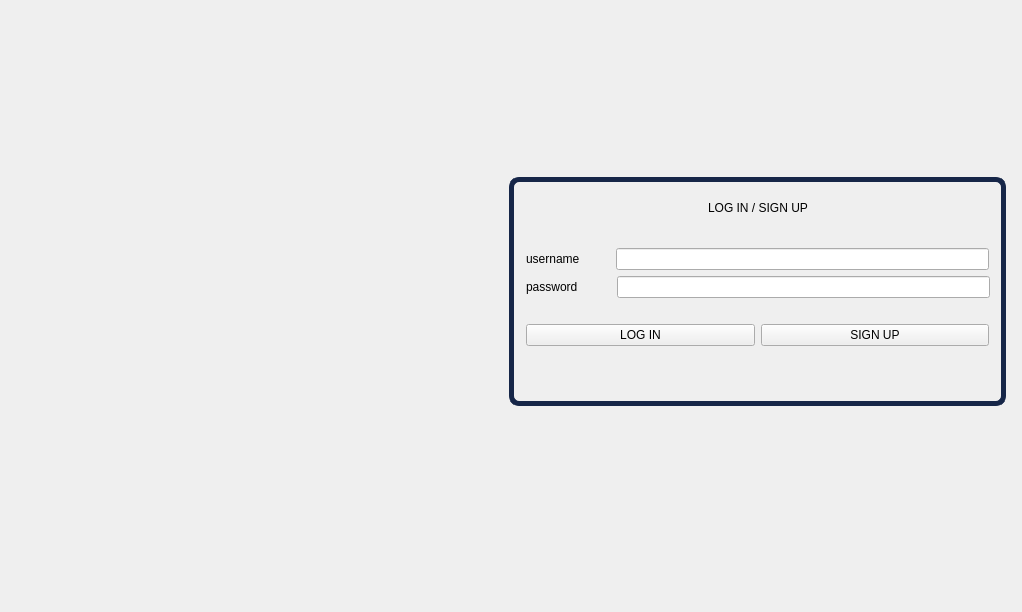
This is dialog.ui in EotDc35F/project as Qt 5 draws it before an edit. The edited form follows.
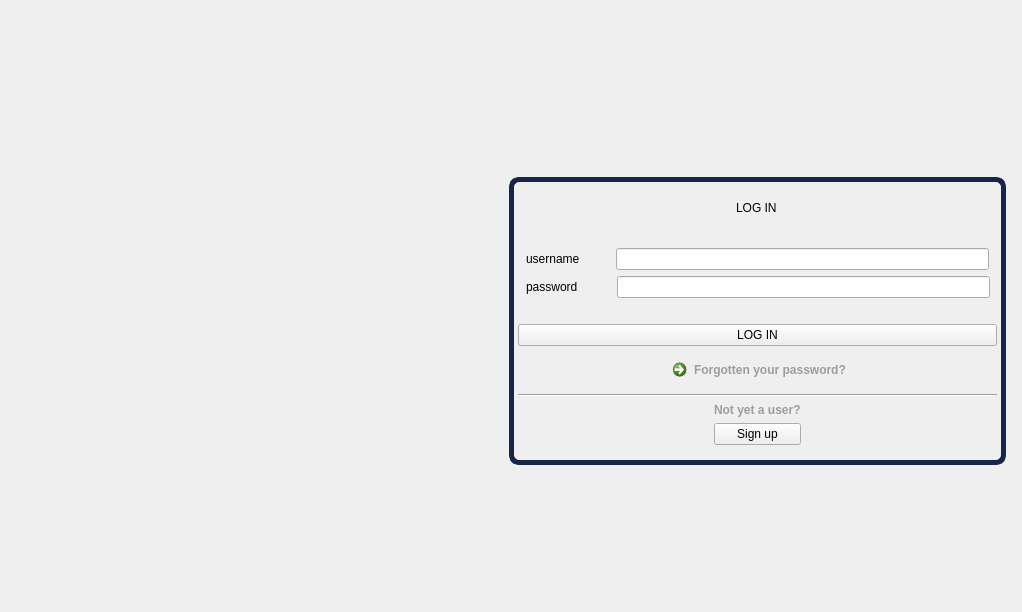
This is the edited form. Icons and pictures are not drawn.

Commit message: sign up & forget pass

```diff
--- a/dialog.ui
+++ b/dialog.ui
@@ -198,7 +198,7 @@
 font: 75 18pt &quot;MS Shell Dlg 2&quot;;</string>
              </property>
              <property name="text">
-              <string>LOG IN / SIGN UP</string>
+              <string>LOG IN </string>
              </property>
             </widget>
            </item>
@@ -396,22 +396,6 @@
           <property name="topMargin">
            <number>0</number>
           </property>
-          <item>
-           <spacer name="horizontalSpacer_8">
-            <property name="orientation">
-             <enum>Qt::Horizontal</enum>
-            </property>
-            <property name="sizeType">
-             <enum>QSizePolicy::Fixed</enum>
-            </property>
-            <property name="sizeHint" stdset="0">
-             <size>
-              <width>8</width>
-              <height>8</height>
-             </size>
-            </property>
-           </spacer>
-          </item>
           <item>
            <widget class="QPushButton" name="login">
             <property name="styleSheet">
@@ -425,13 +409,52 @@
             </property>
            </widget>
           </item>
+         </layout>
+        </item>
+        <item>
+         <layout class="QHBoxLayout" name="horizontalLayout_8">
+          <property name="topMargin">
+           <number>0</number>
+          </property>
           <item>
-           <widget class="QPushButton" name="signup">
+           <spacer name="horizontalSpacer_8">
+            <property name="orientation">
+             <enum>Qt::Horizontal</enum>
+            </property>
+            <property name="sizeHint" stdset="0">
+             <size>
+              <width>40</width>
+              <height>20</height>
+             </size>
+            </property>
+           </spacer>
+          </item>
+          <item>
+           <widget class="QCommandLinkButton" name="commandLinkButton">
+            <property name="enabled">
+             <bool>true</bool>
+            </property>
+            <property name="font">
+             <font>
+              <weight>75</weight>
+              <bold>true</bold>
+              <kerning>true</kerning>
+             </font>
+            </property>
+            <property name="mouseTracking">
+             <bool>false</bool>
+            </property>
+            <property name="contextMenuPolicy">
+             <enum>Qt::NoContextMenu</enum>
+            </property>
             <property name="styleSheet">
-             <string notr="true">font: 75 10pt &quot;MS Shell Dlg 2&quot;;</string>
+             <string notr="true">color:rgb(157, 157, 157)</string>
             </property>
             <property name="text">
-             <string>SIGN UP</string>
+             <string>Forgotten your password?</string>
+            </property>
+            <property name="autoExclusive">
+             <bool>false</bool>
             </property>
             <property name="autoDefault">
              <bool>false</bool>
@@ -443,13 +466,10 @@
             <property name="orientation">
              <enum>Qt::Horizontal</enum>
             </property>
-            <property name="sizeType">
-             <enum>QSizePolicy::Fixed</enum>
-            </property>
             <property name="sizeHint" stdset="0">
              <size>
-              <width>8</width>
-              <height>8</height>
+              <width>40</width>
+              <height>20</height>
              </size>
             </property>
            </spacer>
@@ -457,17 +477,88 @@
          </layout>
         </item>
         <item>
-         <spacer name="verticalSpacer_2">
-          <property name="orientation">
-           <enum>Qt::Vertical</enum>
+         <layout class="QVBoxLayout" name="verticalLayout_3">
+          <property name="topMargin">
+           <number>0</number>
           </property>
-          <property name="sizeHint" stdset="0">
-           <size>
-            <width>20</width>
-            <height>40</height>
-           </size>
+          <item>
+           <widget class="Line" name="line">
+            <property name="orientation">
+             <enum>Qt::Horizontal</enum>
+            </property>
+           </widget>
+          </item>
+         </layout>
+        </item>
+        <item>
+         <layout class="QGridLayout" name="gridLayout">
+          <property name="topMargin">
+           <number>0</number>
           </property>
-         </spacer>
+          <item row="0" column="1">
+           <widget class="QLabel" name="label">
+            <property name="font">
+             <font>
+              <pointsize>9</pointsize>
+              <weight>75</weight>
+              <italic>false</italic>
+              <bold>true</bold>
+              <underline>false</underline>
+              <strikeout>false</strikeout>
+              <kerning>true</kerning>
+             </font>
+            </property>
+            <property name="styleSheet">
+             <string notr="true">color:rgb(157, 157, 157)</string>
+            </property>
+            <property name="text">
+             <string>Not yet a user?</string>
+            </property>
+            <property name="margin">
+             <number>6</number>
+            </property>
+           </widget>
+          </item>
+          <item row="1" column="2">
+           <spacer name="horizontalSpacer_14">
+            <property name="orientation">
+             <enum>Qt::Horizontal</enum>
+            </property>
+            <property name="sizeHint" stdset="0">
+             <size>
+              <width>40</width>
+              <height>20</height>
+             </size>
+            </property>
+           </spacer>
+          </item>
+          <item row="1" column="1">
+           <widget class="QPushButton" name="signup">
+            <property name="styleSheet">
+             <string notr="true">font: 75 10pt &quot;MS Shell Dlg 2&quot;;</string>
+            </property>
+            <property name="text">
+             <string>Sign up</string>
+            </property>
+            <property name="autoDefault">
+             <bool>false</bool>
+            </property>
+           </widget>
+          </item>
+          <item row="1" column="0">
+           <spacer name="horizontalSpacer_15">
+            <property name="orientation">
+             <enum>Qt::Horizontal</enum>
+            </property>
+            <property name="sizeHint" stdset="0">
+             <size>
+              <width>40</width>
+              <height>20</height>
+             </size>
+            </property>
+           </spacer>
+          </item>
+         </layout>
         </item>
        </layout>
       </widget>
```
The commit also changes 14 other files.
